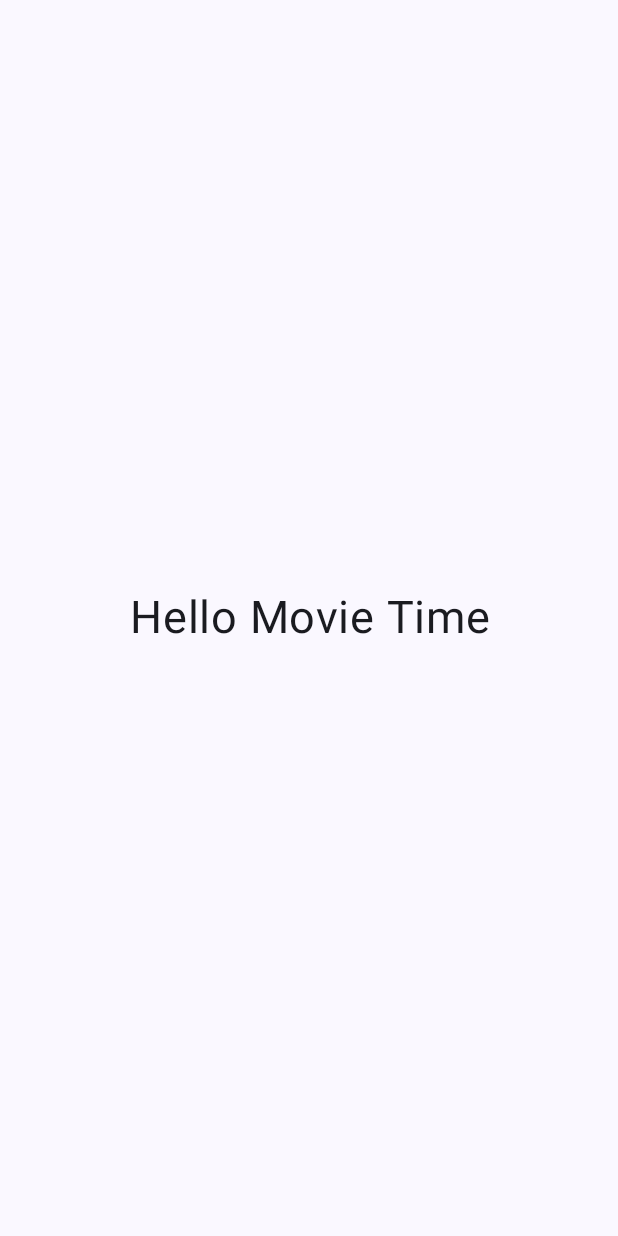
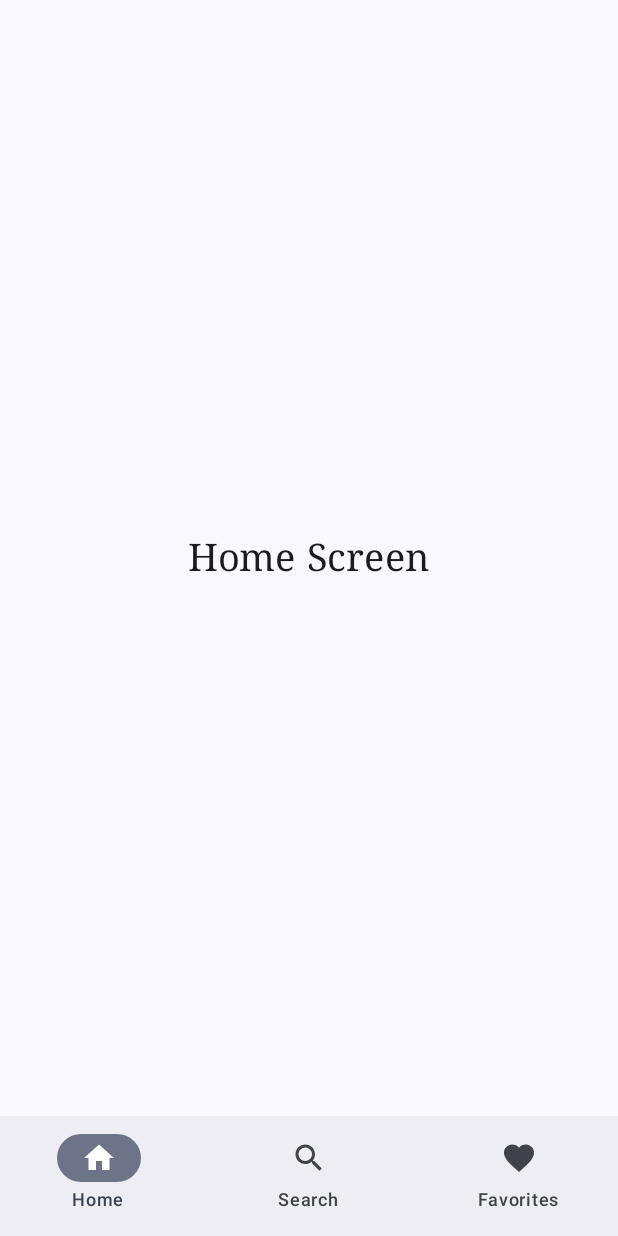
Before and after one commit to DogacTanriverdi/MovieTimeApp-Compose, an Android app built with Jetpack Compose: the screen it shows after launch (MainActivity), on a phone screen of 412 x 824 dp. Run offline under Robolectric (Android 15) with nearby library versions, the phone set to English and light mode, and no system bars.

Commit message:
Setup navigation and bottom nav bar

```diff
--- a/app/src/main/java/com/dogactnrvrdi/movietimecompose/MainActivity.kt
+++ b/app/src/main/java/com/dogactnrvrdi/movietimecompose/MainActivity.kt
@@ -3,16 +3,7 @@ package com.dogactnrvrdi.movietimecompose
 import android.os.Bundle
 import androidx.activity.ComponentActivity
 import androidx.activity.compose.setContent
-import androidx.compose.foundation.layout.Arrangement
-import androidx.compose.foundation.layout.Column
-import androidx.compose.foundation.layout.fillMaxSize
-import androidx.compose.material3.MaterialTheme
-import androidx.compose.material3.Surface
-import androidx.compose.material3.Text
-import androidx.compose.ui.Alignment
-import androidx.compose.ui.Modifier
-import androidx.compose.ui.text.style.TextAlign
-import androidx.compose.ui.unit.sp
+import com.dogactnrvrdi.movietimecompose.presentation.navigation.AppNavigation
 import com.dogactnrvrdi.movietimecompose.ui.theme.MovieTimeComposeTheme
 
 class MainActivity : ComponentActivity() {
@@ -21,21 +12,7 @@ class MainActivity : ComponentActivity() {
         setContent {
             MovieTimeComposeTheme {
                 // A surface container using the 'background' color from the theme
-                Surface(
-                    modifier = Modifier.fillMaxSize(),
-                    color = MaterialTheme.colorScheme.background,
-                ) {
-                    Column(
-                        verticalArrangement = Arrangement.Center,
-                        horizontalAlignment = Alignment.CenterHorizontally
-                    ) {
-                        Text(
-                            text = "Hello Movie Time",
-                            fontSize = 30.sp,
-                            textAlign = TextAlign.Center
-                        )
-                    }
-                }
+                AppNavigation()
             }
         }
     }
--- /dev/null
+++ b/app/src/main/java/com/dogactnrvrdi/movietimecompose/presentation/details/DetailsScreen.kt
@@ -0,0 +1,24 @@
+package com.dogactnrvrdi.movietimecompose.presentation.details
+
+import androidx.compose.foundation.layout.Box
+import androidx.compose.foundation.layout.fillMaxSize
+import androidx.compose.material3.Text
+import androidx.compose.runtime.Composable
+import androidx.compose.ui.Alignment
+import androidx.compose.ui.Modifier
+import androidx.compose.ui.text.font.FontFamily
+import androidx.compose.ui.unit.sp
+
+@Composable
+fun DetailsScreen() {
+    Box(
+        modifier = Modifier.fillMaxSize(),
+        contentAlignment = Alignment.Center
+    ) {
+        Text(
+            text = "Details Screen",
+            fontFamily = FontFamily.Serif,
+            fontSize = 25.sp
+        )
+    }
+}
--- /dev/null
+++ b/app/src/main/java/com/dogactnrvrdi/movietimecompose/presentation/favorites/FavoritesScreen.kt
@@ -0,0 +1,24 @@
+package com.dogactnrvrdi.movietimecompose.presentation.favorites
+
+import androidx.compose.foundation.layout.Box
+import androidx.compose.foundation.layout.fillMaxSize
+import androidx.compose.material3.Text
+import androidx.compose.runtime.Composable
+import androidx.compose.ui.Alignment
+import androidx.compose.ui.Modifier
+import androidx.compose.ui.text.font.FontFamily
+import androidx.compose.ui.unit.sp
+
+@Composable
+fun FavoritesScreen() {
+    Box(
+        modifier = Modifier.fillMaxSize(),
+        contentAlignment = Alignment.Center
+    ) {
+        Text(
+            text = "Favorites Screen",
+            fontFamily = FontFamily.Serif,
+            fontSize = 25.sp
+        )
+    }
+}
--- /dev/null
+++ b/app/src/main/java/com/dogactnrvrdi/movietimecompose/presentation/home/HomeScreen.kt
@@ -0,0 +1,24 @@
+package com.dogactnrvrdi.movietimecompose.presentation.home
+
+import androidx.compose.foundation.layout.Box
+import androidx.compose.foundation.layout.fillMaxSize
+import androidx.compose.material3.Text
+import androidx.compose.runtime.Composable
+import androidx.compose.ui.Alignment
+import androidx.compose.ui.Modifier
+import androidx.compose.ui.text.font.FontFamily
+import androidx.compose.ui.unit.sp
+
+@Composable
+fun HomeScreen() {
+    Box(
+        modifier = Modifier.fillMaxSize(),
+        contentAlignment = Alignment.Center
+    ) {
+        Text(
+            text = "Home Screen",
+            fontFamily = FontFamily.Serif,
+            fontSize = 25.sp
+        )
+    }
+}
--- /dev/null
+++ b/app/src/main/java/com/dogactnrvrdi/movietimecompose/presentation/navigation/AppNavigation.kt
@@ -0,0 +1,73 @@
+package com.dogactnrvrdi.movietimecompose.presentation.navigation
+
+import androidx.compose.foundation.layout.padding
+import androidx.compose.material3.ExperimentalMaterial3Api
+import androidx.compose.material3.Icon
+import androidx.compose.material3.NavigationBar
+import androidx.compose.material3.NavigationBarItem
+import androidx.compose.material3.Scaffold
+import androidx.compose.material3.Text
+import androidx.compose.runtime.Composable
+import androidx.compose.runtime.getValue
+import androidx.compose.ui.Modifier
+import androidx.navigation.NavDestination.Companion.hierarchy
+import androidx.navigation.compose.NavHost
+import androidx.navigation.compose.composable
+import androidx.navigation.compose.currentBackStackEntryAsState
+import androidx.navigation.compose.rememberNavController
+import com.dogactnrvrdi.movietimecompose.presentation.details.DetailsScreen
+import com.dogactnrvrdi.movietimecompose.presentation.favorites.FavoritesScreen
+import com.dogactnrvrdi.movietimecompose.presentation.home.HomeScreen
+import com.dogactnrvrdi.movietimecompose.presentation.search.SearchScreen
+
+@OptIn(ExperimentalMaterial3Api::class)
+@Composable
+fun AppNavigation() {
+    val navController = rememberNavController()
+
+    Scaffold(
+        bottomBar = {
+            NavigationBar {
+                val navBackStackEntry by navController.currentBackStackEntryAsState()
+                val currentDestination = navBackStackEntry?.destination
+
+                navItemsList.forEach { navItem ->
+                    NavigationBarItem(
+                        selected = currentDestination?.hierarchy?.any {
+                            it.route == navItem.route
+                        } == true,
+                        onClick = {
+                            navController.navigate(navItem.route) {
+                                popUpTo(navController.graph.startDestinationId) {
+                                    saveState = true
+                                }
+                                launchSingleTop = true
+                                restoreState = true
+                            }
+                        },
+                        icon = {
+                            Icon(
+                                imageVector = navItem.icon,
+                                contentDescription = navItem.contentDescription
+                            )
+                        },
+                        label = {
+                            Text(text = navItem.label)
+                        }
+                    )
+                }
+            }
+        }
+    ) { paddingValues ->
+        NavHost(
+            navController = navController,
+            startDestination = Screen.HomeScreen.route,
+            modifier = Modifier.padding(paddingValues)
+        ) {
+            composable(route = Screen.HomeScreen.route) { HomeScreen() }
+            composable(route = Screen.SearchScreen.route) { SearchScreen() }
+            composable(route = Screen.FavoritesScreen.route) { FavoritesScreen() }
+            composable(route = Screen.DetailsScreen.route) { DetailsScreen() }
+        }
+    }
+}
--- /dev/null
+++ b/app/src/main/java/com/dogactnrvrdi/movietimecompose/presentation/navigation/NavItem.kt
@@ -0,0 +1,38 @@
+package com.dogactnrvrdi.movietimecompose.presentation.navigation
+
+import androidx.compose.material.icons.Icons
+import androidx.compose.material.icons.filled.Favorite
+import androidx.compose.material.icons.filled.Home
+import androidx.compose.material.icons.filled.Search
+import androidx.compose.ui.graphics.vector.ImageVector
+
+data class NavItem(
+    val label: String,
+    val icon: ImageVector,
+    val route: String,
+    val contentDescription: String
+)
+
+val navItemsList: List<NavItem> = listOf(
+
+    NavItem(
+        label = "Home",
+        icon = Icons.Default.Home,
+        route = Screen.HomeScreen.route,
+        contentDescription = "Home button"
+    ),
+
+    NavItem(
+        label = "Search",
+        icon = Icons.Default.Search,
+        route = Screen.SearchScreen.route,
+        contentDescription = "Search button"
+    ),
+
+    NavItem(
+        label = "Favorites",
+        icon = Icons.Default.Favorite,
+        route = Screen.FavoritesScreen.route,
+        contentDescription = "Favorites button"
+    )
+)
--- /dev/null
+++ b/app/src/main/java/com/dogactnrvrdi/movietimecompose/presentation/navigation/Screen.kt
@@ -0,0 +1,9 @@
+package com.dogactnrvrdi.movietimecompose.presentation.navigation
+
+sealed class Screen(val route: String) {
+
+    data object HomeScreen: Screen("home_screen")
+    data object SearchScreen: Screen("search_screen")
+    data object FavoritesScreen: Screen("favorites_screen")
+    data object DetailsScreen: Screen("details_screen")
+}
--- /dev/null
+++ b/app/src/main/java/com/dogactnrvrdi/movietimecompose/presentation/search/SearchScreen.kt
@@ -0,0 +1,24 @@
+package com.dogactnrvrdi.movietimecompose.presentation.search
+
+import androidx.compose.foundation.layout.Box
+import androidx.compose.foundation.layout.fillMaxSize
+import androidx.compose.material3.Text
+import androidx.compose.runtime.Composable
+import androidx.compose.ui.Alignment
+import androidx.compose.ui.Modifier
+import androidx.compose.ui.text.font.FontFamily
+import androidx.compose.ui.unit.sp
+
+@Composable
+fun SearchScreen() {
+    Box(
+        modifier = Modifier.fillMaxSize(),
+        contentAlignment = Alignment.Center
+    ) {
+        Text(
+            text = "Search Screen",
+            fontFamily = FontFamily.Serif,
+            fontSize = 25.sp
+        )
+    }
+}
```
